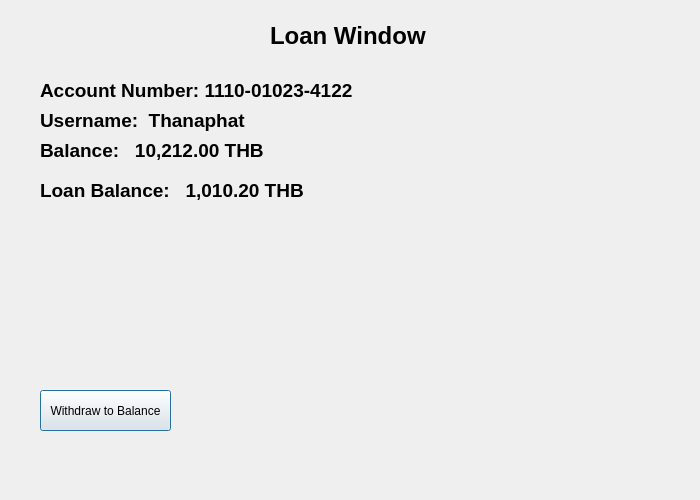
Old version of the form BankManagement_Extra/Forms/loanwindow.ui in the repository SamDukJin/OOP_Proj-new-.
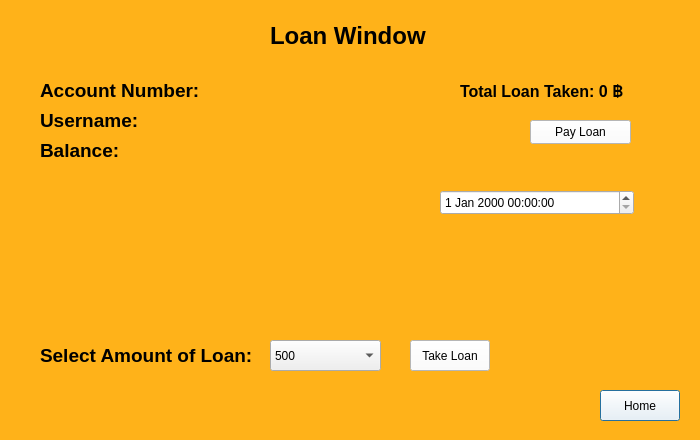
New version of the form.

What changed in the file:
```diff
--- a/BankManagement_Extra/Forms/loanwindow.ui
+++ b/BankManagement_Extra/Forms/loanwindow.ui
@@ -7,12 +7,17 @@
     <x>0</x>
     <y>0</y>
     <width>700</width>
-    <height>500</height>
+    <height>440</height>
    </rect>
   </property>
   <property name="windowTitle">
    <string>Dialog</string>
   </property>
+  <property name="styleSheet">
+   <string notr="true">QDialog{
+	background-color: rgb(255, 178, 25)
+}</string>
+  </property>
   <widget class="QLabel" name="label">
    <property name="geometry">
     <rect>
@@ -28,6 +33,11 @@
      <bold>true</bold>
     </font>
    </property>
+   <property name="styleSheet">
+    <string notr="true">QLabel{
+	color:black
+}</string>
+   </property>
    <property name="text">
     <string>Loan Window</string>
    </property>
@@ -53,7 +63,7 @@
 }</string>
    </property>
    <property name="text">
-    <string>Account Number: 1110-01023-4122</string>
+    <string>Account Number: </string>
    </property>
   </widget>
   <widget class="QLabel" name="UsernamLabel">
@@ -77,7 +87,7 @@
 }</string>
    </property>
    <property name="text">
-    <string>Username:  Thanaphat</string>
+    <string>Username:  </string>
    </property>
   </widget>
   <widget class="QLabel" name="BalanceLabel">
@@ -101,16 +111,46 @@
 }</string>
    </property>
    <property name="text">
-    <string>Balance:   10,212.00 THB</string>
+    <string>Balance:   </string>
    </property>
   </widget>
-  <widget class="QLabel" name="BalanceLabel_2">
+  <widget class="QComboBox" name="comboBox">
+   <property name="geometry">
+    <rect>
+     <x>270</x>
+     <y>340</y>
+     <width>111</width>
+     <height>31</height>
+    </rect>
+   </property>
+   <item>
+    <property name="text">
+     <string>500</string>
+    </property>
+   </item>
+   <item>
+    <property name="text">
+     <string>1000</string>
+    </property>
+   </item>
+   <item>
+    <property name="text">
+     <string>2000</string>
+    </property>
+   </item>
+   <item>
+    <property name="text">
+     <string>5000</string>
+    </property>
+   </item>
+  </widget>
+  <widget class="QLabel" name="label_2">
    <property name="geometry">
     <rect>
      <x>40</x>
-     <y>180</y>
-     <width>481</width>
-     <height>21</height>
+     <y>340</y>
+     <width>221</width>
+     <height>31</height>
     </rect>
    </property>
    <property name="font">
@@ -120,25 +160,127 @@
     </font>
    </property>
    <property name="styleSheet">
-    <string notr="true">QLabel {
-    color: black;
+    <string notr="true">QLabel{
+	color: black;
 }</string>
    </property>
    <property name="text">
-    <string>Loan Balance:   1,010.20 THB</string>
+    <string>Select Amount of Loan:</string>
    </property>
   </widget>
-  <widget class="QPushButton" name="pushButton">
+  <widget class="QLabel" name="loantakenLabel">
    <property name="geometry">
     <rect>
-     <x>40</x>
+     <x>460</x>
+     <y>80</y>
+     <width>221</width>
+     <height>21</height>
+    </rect>
+   </property>
+   <property name="font">
+    <font>
+     <pointsize>12</pointsize>
+     <bold>true</bold>
+    </font>
+   </property>
+   <property name="styleSheet">
+    <string notr="true">QLabel{
+	color:black;
+}</string>
+   </property>
+   <property name="text">
+    <string>Total Loan Taken: 0 ฿</string>
+   </property>
+  </widget>
+  <widget class="QPushButton" name="HomeBtn">
+   <property name="geometry">
+    <rect>
+     <x>600</x>
      <y>390</y>
-     <width>131</width>
-     <height>41</height>
+     <width>80</width>
+     <height>31</height>
     </rect>
    </property>
+   <property name="styleSheet">
+    <string notr="true">QPushButton{
+	color:black;
+	background-color:white;
+}</string>
+   </property>
    <property name="text">
-    <string>Withdraw to Balance</string>
+    <string>Home</string>
+   </property>
+  </widget>
+  <widget class="QPushButton" name="LoanBtn">
+   <property name="geometry">
+    <rect>
+     <x>410</x>
+     <y>340</y>
+     <width>80</width>
+     <height>31</height>
+    </rect>
+   </property>
+   <property name="styleSheet">
+    <string notr="true">QPushButton{
+	color:black;
+	background-color:white;
+}</string>
+   </property>
+   <property name="text">
+    <string>Take Loan</string>
+   </property>
+  </widget>
+  <widget class="QLabel" name="AnnounceLabel">
+   <property name="geometry">
+    <rect>
+     <x>40</x>
+     <y>260</y>
+     <width>501</width>
+     <height>51</height>
+    </rect>
+   </property>
+   <property name="font">
+    <font>
+     <pointsize>12</pointsize>
+     <bold>true</bold>
+    </font>
+   </property>
+   <property name="styleSheet">
+    <string notr="true">QLabel{
+	color:black;
+}</string>
+   </property>
+   <property name="text">
+    <string/>
+   </property>
+  </widget>
+  <widget class="QPushButton" name="PayLoanBtn">
+   <property name="geometry">
+    <rect>
+     <x>530</x>
+     <y>120</y>
+     <width>101</width>
+     <height>24</height>
+    </rect>
+   </property>
+   <property name="styleSheet">
+    <string notr="true">QPushButton{
+	color:black;
+	background-color: white;
+}</string>
+   </property>
+   <property name="text">
+    <string>Pay Loan</string>
+   </property>
+  </widget>
+  <widget class="QDateTimeEdit" name="dateTimeEdit">
+   <property name="geometry">
+    <rect>
+     <x>440</x>
+     <y>190</y>
+     <width>194</width>
+     <height>25</height>
+    </rect>
    </property>
   </widget>
  </widget>
```
